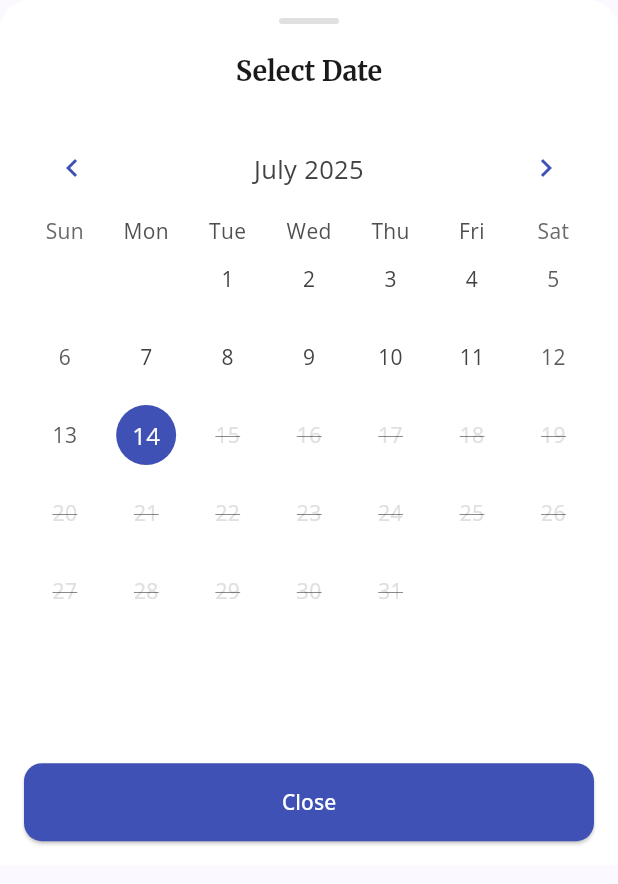
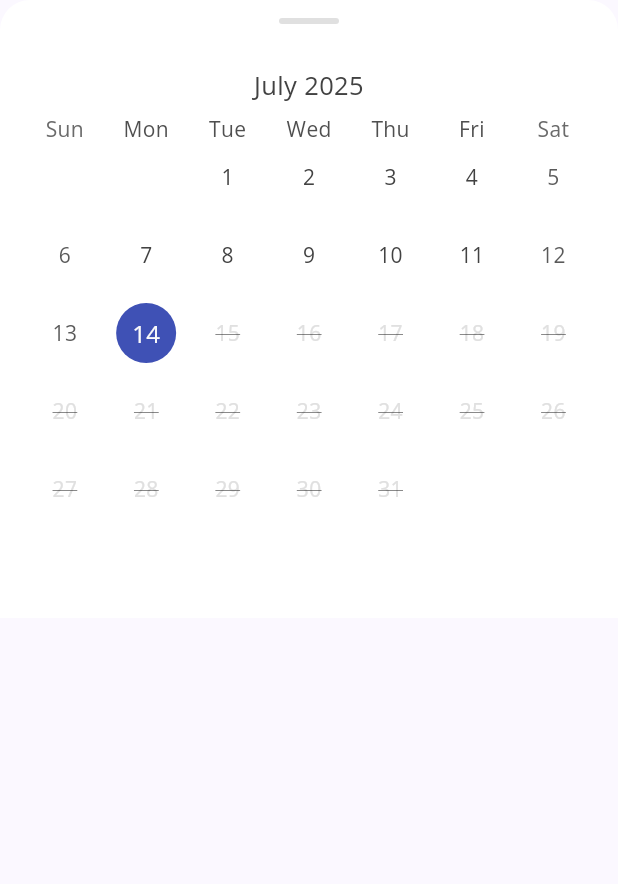
Before and after one commit to VinnyBui/SayItWell, a Flutter app: the CalendarModal widget shown alone on an empty page, opened directly with empty values, on a phone screen of 412 x 824 dp. Shown: the top 884 px of the screen. Run offline on Flutter 3.47's test engine with Material 3 defaults, Android fonts, the light colour scheme and no system bars; drawn by our look-alikes of table_calendar; our stand-ins replace animated_splash_screen, cloud_firestore, firebase_auth, firebase_core, flutter_dotenv, google_fonts and 1 more; missing offline and left inert: chat_gpt_sdk; accounts and stored records are empty.

Commit message:
remove the close btn and only display the current month we are in

```diff
--- a/lib/widgets/calendar_modal.dart
+++ b/lib/widgets/calendar_modal.dart
@@ -31,7 +31,7 @@ class _CalendarModalState extends State<CalendarModal> {
   @override
   Widget build(BuildContext context) {
     return Container(
-      height: MediaQuery.of(context).size.height * 0.7,
+      height: MediaQuery.of(context).size.height * 0.5,
       decoration: const BoxDecoration(
         color: Colors.white,
         borderRadius: BorderRadius.only(
@@ -51,36 +51,41 @@ class _CalendarModalState extends State<CalendarModal> {
               borderRadius: BorderRadius.circular(2),
             ),
           ),
-          // Title
-          Text(
-            'Select Date',
-            style: Theme.of(
-              context,
-            ).textTheme.headlineSmall?.copyWith(fontWeight: FontWeight.bold),
-          ),
-          const SizedBox(height: 20),
           // Calendar
           Expanded(
             child: Padding(
               padding: const EdgeInsets.symmetric(horizontal: 16),
               child: TableCalendar(
-                firstDay: widget.firstDay ?? DateTime.utc(2025, 1, 1),
+                firstDay: DateTime(
+                  DateTime.now().year,
+                  DateTime.now().month,
+                  1,
+                ),
                 lastDay: DateTime.now(),
                 focusedDay: _focusedDate,
                 selectedDayPredicate: (day) {
                   return isSameDay(_selectedDate, day);
                 },
                 enabledDayPredicate: (day) {
-                  // Only enable dates that are today or in the past
-                  return day.isBefore(
-                    DateTime.now().add(const Duration(days: 1)),
-                  );
+                  final now = DateTime.now();
+                  final firstDayOfMonth = DateTime(now.year, now.month, 1);
+
+                  // Only enable dates that are:
+                  // 1. In the current month
+                  // 2. From the start of the month to today
+                  return day.isAfter(
+                        firstDayOfMonth.subtract(const Duration(days: 1)),
+                      ) &&
+                      day.isBefore(now.add(const Duration(days: 1))) &&
+                      day.month == now.month &&
+                      day.year == now.year;
                 },
                 onDaySelected: (selectedDay, focusedDay) {
-                  // Only allow selection if the day is today or in the past
-                  if (selectedDay.isBefore(
-                    DateTime.now().add(const Duration(days: 1)),
-                  )) {
+                  final now = DateTime.now();
+                  // Only allow selection if the day is in current month and today or in the past
+                  if (selectedDay.month == now.month &&
+                      selectedDay.year == now.year &&
+                      selectedDay.isBefore(now.add(const Duration(days: 1)))) {
                     setState(() {
                       _selectedDate = selectedDay;
                       _focusedDate = focusedDay;
@@ -128,34 +133,9 @@ class _CalendarModalState extends State<CalendarModal> {
                 headerStyle: HeaderStyle(
                   formatButtonVisible: false,
                   titleCentered: true,
-                  leftChevronIcon: Icon(
-                    Icons.chevron_left,
-                    color: Theme.of(context).colorScheme.primary,
-                  ),
-                  rightChevronIcon: Icon(
-                    Icons.chevron_right,
-                    color: Theme.of(context).colorScheme.primary,
-                  ),
+                  leftChevronVisible: false,
+                  rightChevronVisible: false,
                 ),
-              ),
-            ),
-          ),
-          // Close button
-          Padding(
-            padding: const EdgeInsets.all(16),
-            child: SizedBox(
-              width: double.infinity,
-              child: ElevatedButton(
-                onPressed: () => Navigator.pop(context),
-                style: ElevatedButton.styleFrom(
-                  backgroundColor: Theme.of(context).colorScheme.primary,
-                  foregroundColor: Colors.white,
-                  padding: const EdgeInsets.symmetric(vertical: 16),
-                  shape: RoundedRectangleBorder(
-                    borderRadius: BorderRadius.circular(12),
-                  ),
-                ),
-                child: const Text('Close'),
               ),
             ),
           ),
```
